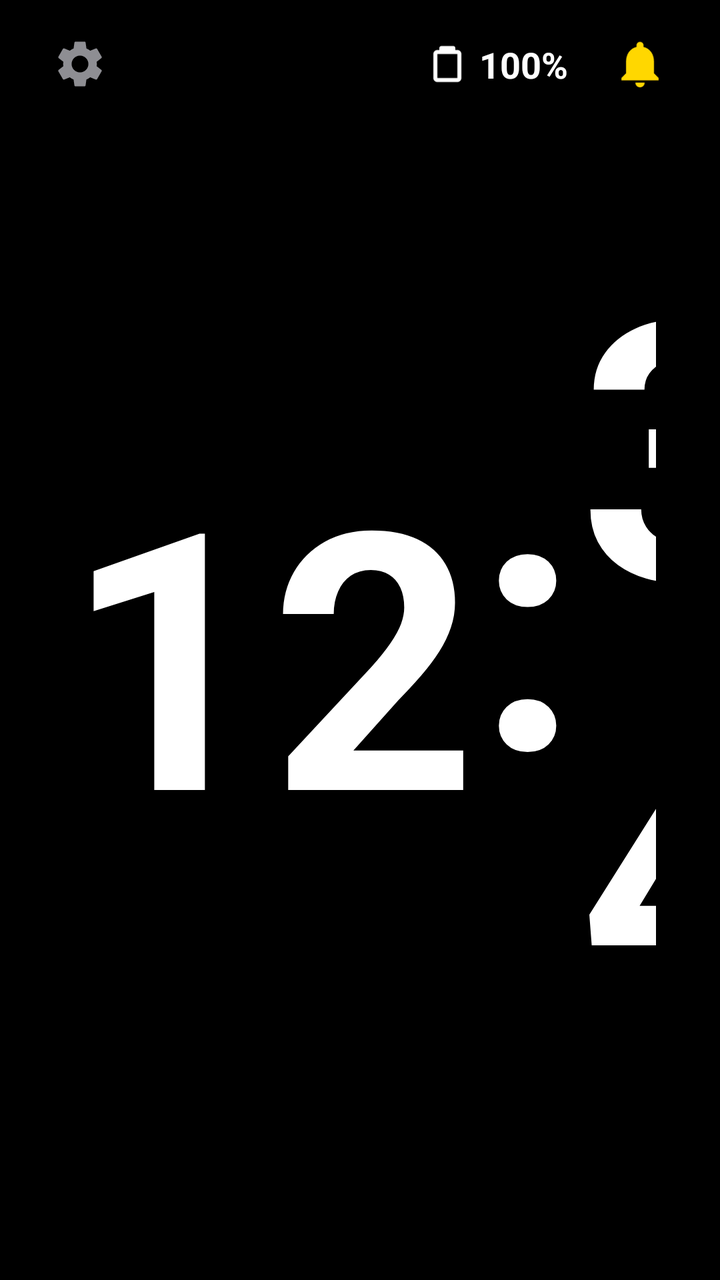
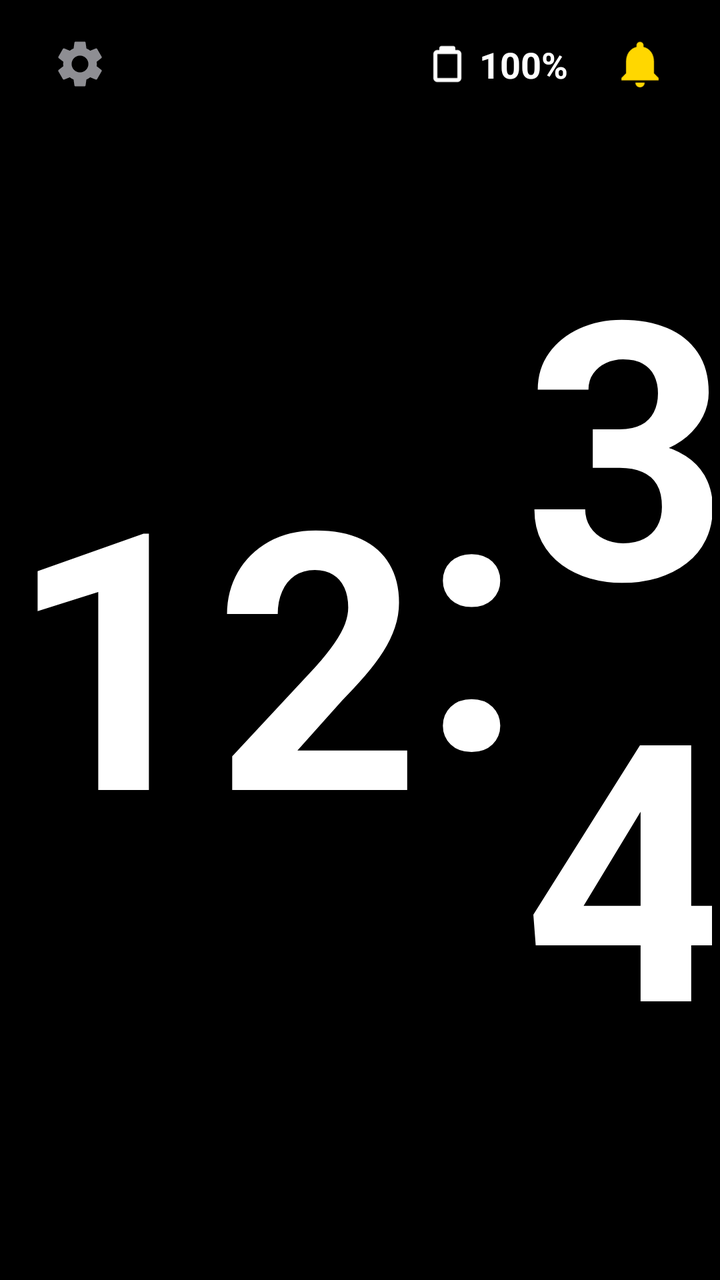

The first picture is an Android layout as it rendered before a commit; the second is the same layout after the commit. The layout source and the unified diff follow.
<!-- AndroidManifest.xml: application theme Theme.DiaClock -->
<!-- res/layout/activity_main.xml -->
<?xml version="1.0" encoding="utf-8"?>
<androidx.constraintlayout.widget.ConstraintLayout 
    xmlns:android="http://schemas.android.com/apk/res/android"
    xmlns:app="http://schemas.android.com/apk/res-auto"
    xmlns:tools="http://schemas.android.com/tools"
    android:id="@+id/mainRootLayout"
    android:layout_width="match_parent"
    android:layout_height="match_parent"
    android:background="@color/black"
    android:keepScreenOn="true"
    tools:context=".MainActivity">

    
    <androidx.constraintlayout.widget.ConstraintLayout
        android:id="@+id/statusBarContainer"
        android:layout_width="match_parent"
        android:layout_height="64dp"
        app:layout_constraintTop_toTopOf="parent"
        app:layout_constraintStart_toStartOf="parent"
        app:layout_constraintEnd_toEndOf="parent"
        android:paddingStart="16dp"
        android:paddingEnd="16dp">

        
        <ImageView
            android:id="@+id/ivSettings"
            android:layout_width="48dp"
            android:layout_height="48dp"
            android:src="@drawable/ic_gear"
            android:contentDescription="Settings"
            android:clickable="true"
            android:focusable="true"
            android:background="?attr/selectableItemBackgroundBorderless"
            android:padding="10dp"
            app:layout_constraintStart_toStartOf="parent"
            app:layout_constraintTop_toTopOf="parent"
            app:layout_constraintBottom_toBottomOf="parent"/>

        
        <LinearLayout
            android:id="@+id/ivBatteryContainer"
            android:layout_width="wrap_content"
            android:layout_height="wrap_content"
            android:orientation="horizontal"
            android:gravity="center_vertical"
            android:padding="8dp"
            android:layout_marginEnd="4dp"
            app:layout_constraintEnd_toStartOf="@id/ivNetworkWarning"
            app:layout_constraintTop_toTopOf="parent"
            app:layout_constraintBottom_toBottomOf="parent">

            <ImageView
                android:id="@+id/ivBatteryIcon"
                android:layout_width="24dp"
                android:layout_height="24dp"
                android:src="@drawable/ic_battery"
                android:contentDescription="Battery Status"
                android:layout_marginEnd="4dp"/>

            <TextView
                android:id="@+id/tvBatteryPercent"
                android:layout_width="wrap_content"
                android:layout_height="wrap_content"
                android:text="100%"
                android:textSize="18sp"
                android:textColor="@color/white"
                android:textStyle="bold"/>

        </LinearLayout>

        
        <ImageView
            android:id="@+id/ivNetworkWarning"
            android:layout_width="48dp"
            android:layout_height="48dp"
            android:src="@drawable/ic_warning"
            android:contentDescription="Connection Warning"
            android:visibility="gone"
            android:clickable="true"
            android:focusable="true"
            android:background="?attr/selectableItemBackgroundBorderless"
            android:padding="10dp"
            app:layout_constraintEnd_toStartOf="@id/ivAlarmBell"
            app:layout_constraintTop_toTopOf="parent"
            app:layout_constraintBottom_toBottomOf="parent"
            android:layout_marginEnd="8dp"/>

        
        <ImageView
            android:id="@+id/ivAlarmBell"
            android:layout_width="48dp"
            android:layout_height="48dp"
            android:src="@drawable/ic_bell_active"
            android:contentDescription="Alarms Toggle"
            android:clickable="true"
            android:focusable="true"
            android:background="?attr/selectableItemBackgroundBorderless"
            android:padding="10dp"
            app:layout_constraintEnd_toEndOf="parent"
            app:layout_constraintTop_toTopOf="parent"
            app:layout_constraintBottom_toBottomOf="parent"/>

    </androidx.constraintlayout.widget.ConstraintLayout>

    
    <androidx.constraintlayout.widget.ConstraintLayout
        android:id="@+id/centralClickArea"
        android:layout_width="0dp"
        android:layout_height="wrap_content"
        android:clickable="false"
        android:focusable="false"
        app:layout_constraintStart_toStartOf="parent"
        app:layout_constraintEnd_toEndOf="parent"
        app:layout_constraintTop_toBottomOf="@id/statusBarContainer"
        app:layout_constraintBottom_toBottomOf="parent"
        app:layout_constraintVertical_bias="0.38"
        android:layout_marginStart="32dp"
        android:layout_marginEnd="32dp">

        
        <LinearLayout
            android:id="@+id/layoutTime"
            android:layout_width="wrap_content"
            android:layout_height="wrap_content"
            android:orientation="horizontal"
            android:gravity="center"
            android:visibility="visible"
            app:layout_constraintStart_toStartOf="parent"
            app:layout_constraintEnd_toEndOf="parent"
            app:layout_constraintTop_toTopOf="parent"
            app:layout_constraintBottom_toBottomOf="parent">

            <TextView
                android:id="@+id/tvHours"
                android:layout_width="wrap_content"
                android:layout_height="wrap_content"
                android:text="12"
                android:textSize="180sp"
                android:textStyle="bold"
                android:textColor="@color/white"
                android:includeFontPadding="false"/>

            <TextView
                android:id="@+id/tvColon"
                android:layout_width="wrap_content"
                android:layout_height="wrap_content"
                android:text=":"
                android:textSize="180sp"
                android:textStyle="bold"
                android:textColor="@color/white"
                android:layout_marginBottom="20dp"
                android:includeFontPadding="false"/>

            <TextView
                android:id="@+id/tvMinutes"
                android:layout_width="wrap_content"
                android:layout_height="wrap_content"
                android:text="34"
                android:textSize="180sp"
                android:textStyle="bold"
                android:textColor="@color/white"
                android:includeFontPadding="false"/>

        </LinearLayout>

        
        <androidx.constraintlayout.widget.ConstraintLayout
            android:id="@+id/layoutGlucose"
            android:layout_width="match_parent"
            android:layout_height="wrap_content"
            android:visibility="gone"
            app:layout_constraintStart_toStartOf="parent"
            app:layout_constraintEnd_toEndOf="parent"
            app:layout_constraintTop_toTopOf="parent"
            app:layout_constraintBottom_toBottomOf="parent">

            <TextView
                android:id="@+id/tvGlucose"
                android:layout_width="wrap_content"
                android:layout_height="wrap_content"
                android:text="11.2→"
                android:textSize="180sp"
                android:textStyle="bold"
                android:textColor="@color/white"
                android:maxLines="1"
                android:singleLine="true"
                android:includeFontPadding="false"
                app:layout_constraintHorizontal_chainStyle="packed"
                app:layout_constraintLeft_toLeftOf="parent"
                app:layout_constraintRight_toLeftOf="@id/tvIoB"
                app:layout_constraintTop_toTopOf="parent"
                app:layout_constraintBottom_toBottomOf="parent"/>

            <TextView
                android:id="@+id/tvIoB"
                android:layout_width="wrap_content"
                android:layout_height="wrap_content"
                android:text=""
                android:textSize="50sp"
                android:textStyle="bold"
                android:textColor="#34C759"
                android:visibility="gone"
                android:layout_marginStart="12dp"
                android:includeFontPadding="false"
                app:layout_constraintLeft_toRightOf="@id/tvGlucose"
                app:layout_constraintRight_toRightOf="parent"
                app:layout_constraintTop_toTopOf="@id/tvGlucose"/>

        </androidx.constraintlayout.widget.ConstraintLayout>

    </androidx.constraintlayout.widget.ConstraintLayout>



</androidx.constraintlayout.widget.ConstraintLayout>
<!-- resources referenced by this layout -->
<resources>
  <color name="black">#000000</color>
  <color name="white">#FFFFFF</color>
  <!-- drawable ic_battery (drawable) -->
  <vector xmlns:android="http://schemas.android.com/apk/res/android"
      android:width="24dp"
      android:height="24dp"
      android:viewportWidth="24"
      android:viewportHeight="24">
      <path
          android:fillColor="#FFFFFFFF"
          android:pathData="M17,5H16V4C16,3.45 15.55,3 15,3H9C8.45,3 8,3.45 8,4V5H7C5.9,5 5,5.9 5,7V19C5,20.1 5.9,21 7,21H17C18.1,21 19,20.1 19,19V7C19,5.9 18.1,5 17,5ZM17,19H7V7H17V19Z"/>
  </vector>
  <!-- drawable ic_bell_active (drawable) -->
  <vector xmlns:android="http://schemas.android.com/apk/res/android"
      android:width="24dp"
      android:height="24dp"
      android:viewportWidth="24"
      android:viewportHeight="24">
    <path
        android:fillColor="#FFD700"
        android:pathData="M12,22c1.1,0 2,-0.9 2,-2h-4c0,1.1 0.9,2 2,2zM18,16v-5c0,-3.07 -1.63,-5.64 -4.5,-6.32V4c0,-0.83 -0.67,-1.5 -1.5,-1.5s-1.5,0.67 -1.5,1.5v0.68C7.64,5.36 6,7.92 6,11v5l-2,2v1h16v-1l-2,-2z"/>
  </vector>
  <!-- drawable ic_gear (drawable) -->
  <vector xmlns:android="http://schemas.android.com/apk/res/android"
      android:width="24dp"
      android:height="24dp"
      android:viewportWidth="24"
      android:viewportHeight="24">
    <path
        android:fillColor="#8E8E93"
        android:pathData="M19.14,12.94c0.04,-0.3 0.06,-0.61 0.06,-0.94c0,-0.32 -0.02,-0.64 -0.07,-0.94l2.03,-1.58c0.18,-0.14 0.23,-0.41 0.12,-0.61l-1.92,-3.32c-0.12,-0.22 -0.37,-0.29 -0.59,-0.22l-2.39,0.96c-0.5,-0.38 -1.03,-0.7 -1.62,-0.94L14.4,2.81c-0.04,-0.24 -0.24,-0.41 -0.48,-0.41h-3.84c-0.24,0 -0.43,0.17 -0.47,0.41L9.25,5.35C8.66,5.59 8.13,5.91 7.63,6.29L5.24,5.33c-0.22,-0.08 -0.47,0 -0.59,0.22L2.74,8.87c-0.12,0.21 -0.08,0.47 0.12,0.61l2.03,1.58C4.84,11.36 4.8,11.69 4.8,12c0,0.31 0.02,0.64 0.07,0.94l-2.03,1.58c-0.18,0.14 -0.23,0.41 -0.12,0.61l1.92,3.32c0.12,0.22 0.37,0.29 0.59,0.22l2.39,-0.96c0.5,0.38 1.03,0.7 1.62,0.94l0.36,2.54c0.05,0.24 0.24,0.41 0.48,0.41h3.84c0.24,0 0.44,-0.17 0.47,-0.41l0.36,-2.54c0.59,-0.24 1.13,-0.56 1.62,-0.94l2.39,0.96c0.22,0.08 0.47,0 0.59,-0.22l1.92,-3.32c0.12,-0.22 0.07,-0.47 -0.12,-0.61l-2.01,-1.58zM12,15.6c-1.98,0 -3.6,-1.62 -3.6,-3.6s1.62,-3.6 3.6,-3.6 3.6,1.62 3.6,3.6 -1.62,3.6 -3.6,3.6z"/>
  </vector>
  <!-- drawable ic_warning (drawable) -->
  <vector xmlns:android="http://schemas.android.com/apk/res/android"
      android:width="24dp"
      android:height="24dp"
      android:viewportWidth="24"
      android:viewportHeight="24">
    <path
        android:fillColor="#FF9500"
        android:pathData="M1,21h22L12,2L1,21zM13,18h-2v-2h2v2zM13,14h-2v-4h2v4z"/>
  </vector>
  <style name="Theme.DiaClock" parent="Theme.MaterialComponents.NoActionBar">
          
          <item name="colorPrimary">@color/colorPrimary</item>
          <item name="colorPrimaryDark">@color/colorPrimaryDark</item>
          <item name="colorAccent">@color/colorAccent</item>
          
          
          <item name="android:windowBackground">@color/black</item>
          <item name="android:windowNoTitle">true</item>
          <item name="android:windowFullscreen">true</item>
      </style>
  <color name="colorPrimary">#BB86FC</color>
  <color name="colorPrimaryDark">#3700B3</color>
  <color name="colorAccent">#03DAC6</color>
</resources>

<!-- the commit's change to res/layout/activity_main.xml (unified diff, before → after) -->
@@ -114,8 +114,8 @@
         app:layout_constraintTop_toBottomOf="@id/statusBarContainer"
         app:layout_constraintBottom_toBottomOf="parent"
         app:layout_constraintVertical_bias="0.38"
-        android:layout_marginStart="32dp"
-        android:layout_marginEnd="32dp">
+        android:layout_marginStart="4dp"
+        android:layout_marginEnd="4dp">
 
         
         <LinearLayout
@@ -166,7 +166,7 @@
         
         <androidx.constraintlayout.widget.ConstraintLayout
             android:id="@+id/layoutGlucose"
-            android:layout_width="match_parent"
+            android:layout_width="0dp"
             android:layout_height="wrap_content"
             android:visibility="gone"
             app:layout_constraintStart_toStartOf="parent"
